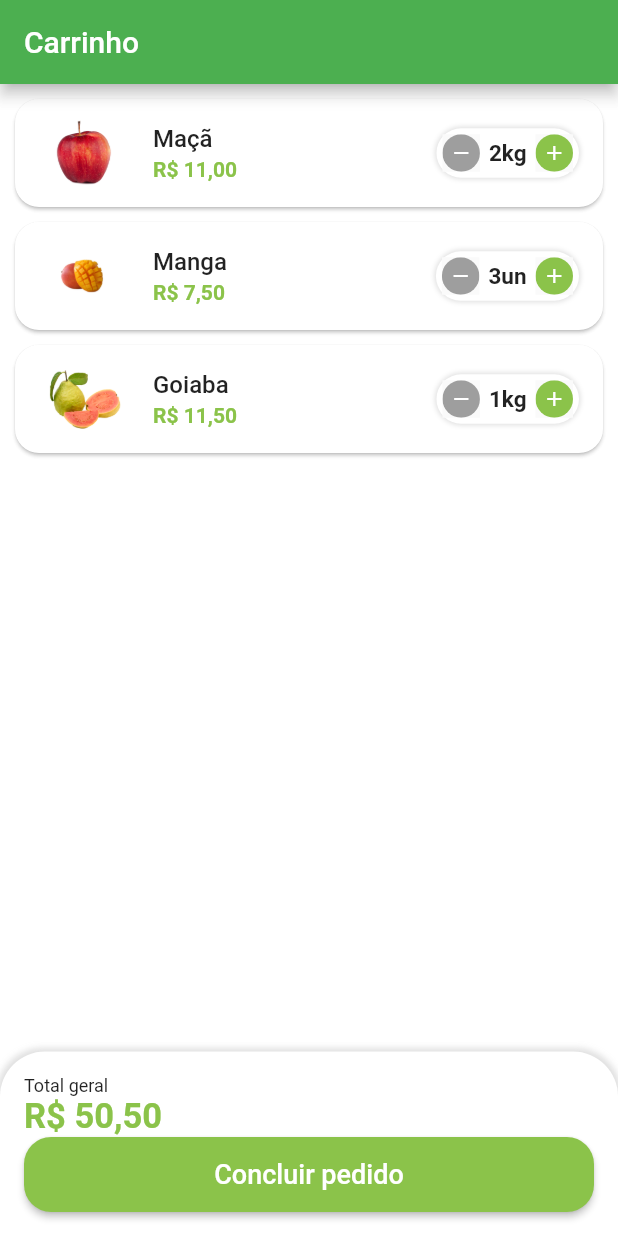
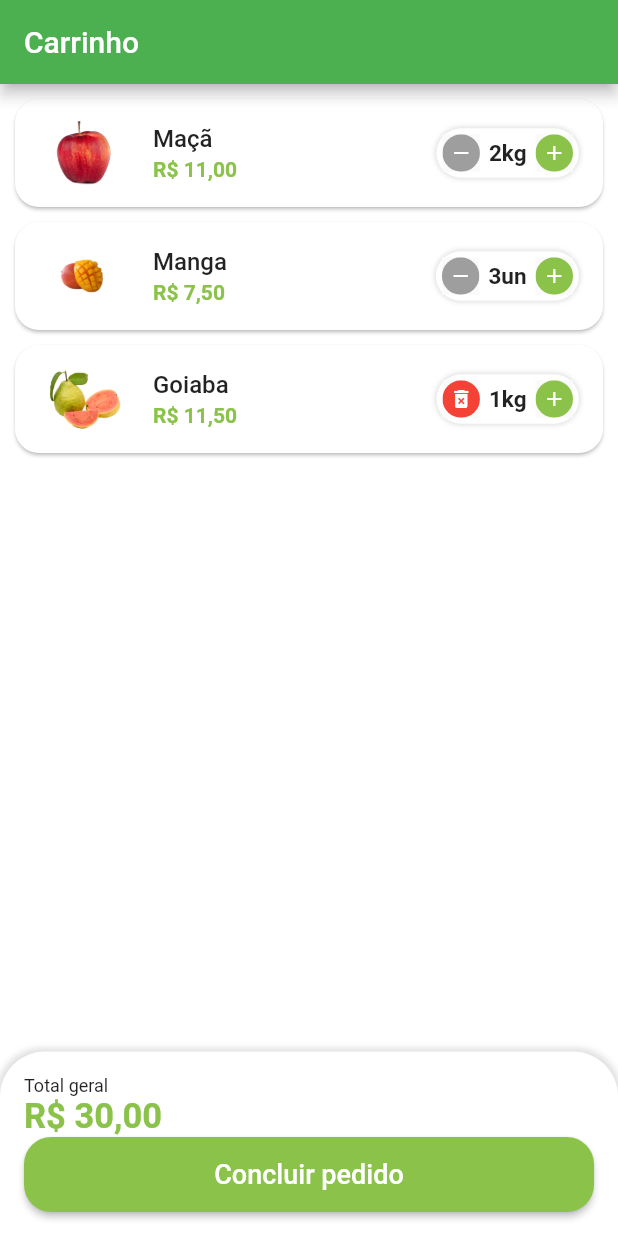
Before and after one commit to emilson-silva/quitanda_virtual, a Flutter app: the CartTab screen opened directly, on a phone screen of 412 x 824 dp. Run offline on Flutter 3.47's test engine with Material 2 defaults, Android fonts, the phone set to English and light mode, and no system bars; our stand-ins replace animated_text_kit, badges, mask_text_input_formatter.

Commit message:
Incrementando widget de quantidade

```diff
--- a/lib/src/pages/cart/cart_tab.dart
+++ b/lib/src/pages/cart/cart_tab.dart
@@ -1,12 +1,33 @@
 import 'package:flutter/material.dart';
 import 'package:quitanda_virtual/src/config/custom_colors.dart';
+import 'package:quitanda_virtual/src/models/cart_item_model.dart';
 import 'package:quitanda_virtual/src/pages/cart/components/cart_tile.dart';
 import 'package:quitanda_virtual/src/pages/home/components/utils_services.dart';
 import 'package:quitanda_virtual/src/config/app_data.dart' as appData;
 
-class CartTab extends StatelessWidget {
-  CartTab({super.key});
+class CartTab extends StatefulWidget {
+  const CartTab({super.key});
+
+  @override
+  State<CartTab> createState() => _CartTabState();
+}
+
+class _CartTabState extends State<CartTab> {
   final UtilsServices utilsServices = UtilsServices();
+
+  void removeItemFromCart(CartItemModel cartItem) {
+    setState(() {
+      appData.cartItems.remove(cartItem);
+    });
+  }
+
+  double cartTotalPrice() {
+    double total = 0;
+    for (var item in appData.cartItems) {
+      total += item.totalPrice();
+    }
+    return total;
+  }
 
   @override
   Widget build(BuildContext context) {
@@ -20,7 +41,10 @@ class CartTab extends StatelessWidget {
             child: ListView.builder(
               itemCount: appData.cartItems.length,
               itemBuilder: (_, index) {
-                return CartTile(cartItem: appData.cartItems[index]);
+                return CartTile(
+                  cartItem: appData.cartItems[index],
+                  remove: removeItemFromCart,
+                );
               },
             ),
           ),
@@ -49,7 +73,7 @@ class CartTab extends StatelessWidget {
                   style: TextStyle(fontSize: 12),
                 ),
                 Text(
-                  utilsServices.priceToCurrency(50.5),
+                  utilsServices.priceToCurrency(cartTotalPrice()),
                   style: TextStyle(
                     fontSize: 23,
                     color: CustomColors.customSwatchColor,
--- a/lib/src/pages/cart/components/cart_tile.dart
+++ b/lib/src/pages/cart/components/cart_tile.dart
@@ -4,14 +4,21 @@ import 'package:quitanda_virtual/src/models/cart_item_model.dart';
 import 'package:quitanda_virtual/src/pages/commom_widgets/quantity_widget.dart';
 import 'package:quitanda_virtual/src/pages/home/components/utils_services.dart';
 
-class CartTile extends StatelessWidget {
+class CartTile extends StatefulWidget {
   final CartItemModel cartItem;
+  final Function(CartItemModel) remove;
 
-  CartTile({
+  const CartTile({
     super.key,
     required this.cartItem,
+    required this.remove,
   });
 
+  @override
+  State<CartTile> createState() => _CartTileState();
+}
+
+class _CartTileState extends State<CartTile> {
   final UtilsServices utilsServices = UtilsServices();
 
   @override
@@ -23,27 +30,35 @@ class CartTile extends StatelessWidget {
       ),
       child: ListTile(
         leading: Image.asset(
-          cartItem.item.imgUrl,
+          widget.cartItem.item.imgUrl,
           height: 60,
           width: 60,
         ),
         title: Text(
-          cartItem.item.itemName,
+          widget.cartItem.item.itemName,
           style: const TextStyle(
             fontWeight: FontWeight.w500,
           ),
         ),
         subtitle: Text(
-          utilsServices.priceToCurrency(cartItem.totalPrice()),
+          utilsServices.priceToCurrency(widget.cartItem.totalPrice()),
           style: TextStyle(
             color: CustomColors.customSwatchColor,
             fontWeight: FontWeight.bold,
           ),
         ),
         trailing: QuantityWidget(
-          suffixText: cartItem.item.unit,
-          value: cartItem.quantity,
-          result: (quantity) {},
+          suffixText: widget.cartItem.item.unit,
+          value: widget.cartItem.quantity,
+          result: (quantity) {
+            setState(() {
+              widget.cartItem.quantity = quantity;
+              if (quantity == 0) {
+                widget.remove(widget.cartItem);
+              }
+            });
+          },
+          isRemovable: true,
         ),
       ),
     );
--- a/lib/src/pages/commom_widgets/quantity_widget.dart
+++ b/lib/src/pages/commom_widgets/quantity_widget.dart
@@ -5,12 +5,14 @@ class QuantityWidget extends StatelessWidget {
   final int value;
   final String suffixText;
   final Function(int quantity) result;
+  final bool isRemovable;
 
   const QuantityWidget({
     super.key,
     required this.suffixText,
     required this.value,
     required this.result,
+    this.isRemovable = false,
   });
 
   @override
@@ -32,10 +34,11 @@ class QuantityWidget extends StatelessWidget {
         mainAxisSize: MainAxisSize.min,
         children: [
           _QuantityButton(
-            icon: Icons.remove,
-            color: Colors.grey,
+            icon:
+                !isRemovable || value > 1 ? Icons.remove : Icons.delete_forever,
+            color: !isRemovable || value > 1 ? Colors.grey : Colors.red,
             onPressed: () {
-              if (value == 1) return;
+              if (value == 1 && !isRemovable) return;
 
               int resultCount = value - 1;
               result(resultCount);
```
